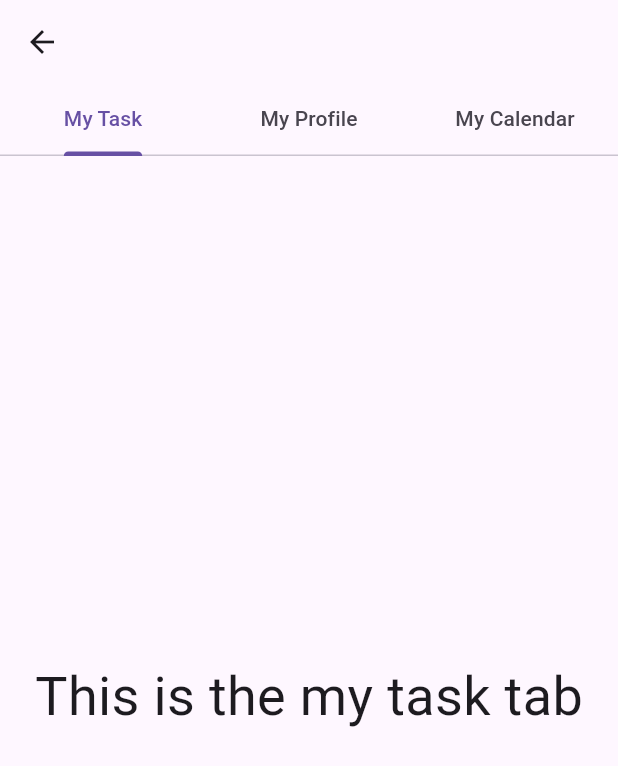
After one commit to aorticio/flutterorticio, a Flutter app: the MyTabbedPage screen opened directly, on a phone screen of 412 x 824 dp. The commit adds this screen. Shown: the top 766 px of the screen. Run offline on Flutter 3.47's test engine with Material 3 defaults, Android fonts, the phone set to English and light mode, and no system bars; our stand-ins replace cloud_firestore, firebase_core, flutter_spinkit, table_calendar; accounts and stored records are empty; statements that could not run were skipped.

Commit message:
'todolists'

```diff
--- /dev/null
+++ b/todolist/lib/components/mytabbedpage.dart
@@ -0,0 +1,54 @@
+import 'package:flutter/material.dart';
+
+
+class MyTabbedPage extends StatefulWidget {
+  const MyTabbedPage({ super.key });
+  @override
+  State<MyTabbedPage> createState() => _MyTabbedPageState();
+}
+
+class _MyTabbedPageState extends State<MyTabbedPage> with SingleTickerProviderStateMixin {
+  static const List<Tab> myTabs = <Tab>[
+    Tab(text: 'My Task'),
+    Tab(text: 'My Profile'),
+    Tab(text: 'My Calendar')
+  ];
+
+  late TabController _tabController;
+
+  @override
+  void initState() {
+    super.initState();
+    _tabController = TabController(vsync: this, length: myTabs.length);
+  }
+
+ @override
+ void dispose() {
+   _tabController.dispose();
+   super.dispose();
+ }
+
+  @override
+  Widget build(BuildContext context) {
+    return Scaffold(
+      appBar: AppBar(
+        bottom: TabBar(
+          controller: _tabController,
+          tabs: myTabs,
+        ),
+      ),
+      body: TabBarView(
+        controller: _tabController,
+        children: myTabs.map((Tab tab) {
+          final String label = tab.text!.toLowerCase();
+          return Center(
+            child: Text(
+              'This is the $label tab',
+              style: const TextStyle(fontSize: 36),
+            ),
+          );
+        }).toList(),
+      ),
+    );
+  }
+}
--- a/todolist/lib/main.dart
+++ b/todolist/lib/main.dart
@@ -16,8 +16,7 @@ class MyApp extends StatelessWidget {
   Widget build(BuildContext context) {
     return const MaterialApp(
       debugShowCheckedModeBanner: false,
-      home: HomePage(
-      ),
+      home: HomePage(),
     );
   }
 }
--- a/todolist/lib/pages/home_page.dart
+++ b/todolist/lib/pages/home_page.dart
@@ -48,18 +48,18 @@ void onDelete(String docID){
   Widget build(BuildContext context) {
     return Scaffold(
       floatingActionButton: FloatingActionButton(
-         backgroundColor: Colors.cyan,
+         backgroundColor: Colors.white,
          onPressed: () {openDialogBox();
          },
          child: Icon(Icons.add,
          ),
         ),
-     backgroundColor: Colors.cyan[200],
+     backgroundColor: Color.fromARGB(255, 162, 227, 212),
       appBar: AppBar(
         centerTitle: true,
         backgroundColor: Colors.cyan[200],
         title: const Text(
-          'TO DO LIST',
+          'My Journal',
           style:TextStyle(
           fontWeight: FontWeight.bold,
         ),
--- a/todolist/pubspec.yaml
+++ b/todolist/pubspec.yaml
@@ -38,6 +38,8 @@ dependencies:
   cloud_firestore: ^4.17.0
   firebase_core: ^2.30.0
   flutter_spinkit: ^5.2.1
+  table_calendar: ^3.1.1
+
 
 dev_dependencies:
   flutter_test:
```
Also changed, not shown: todolist/lib/components/mycalendar.dart (added, +46 -0 lines), todolist/lib/components/myprofilepage.dart (added, +90 -0 lines), todolist/lib/components/mytasks.dart (added, +35 -0 lines), todolist/lib/components/todolist_tile.dart (+21 -14 lines), todolist/pubspec.lock.
